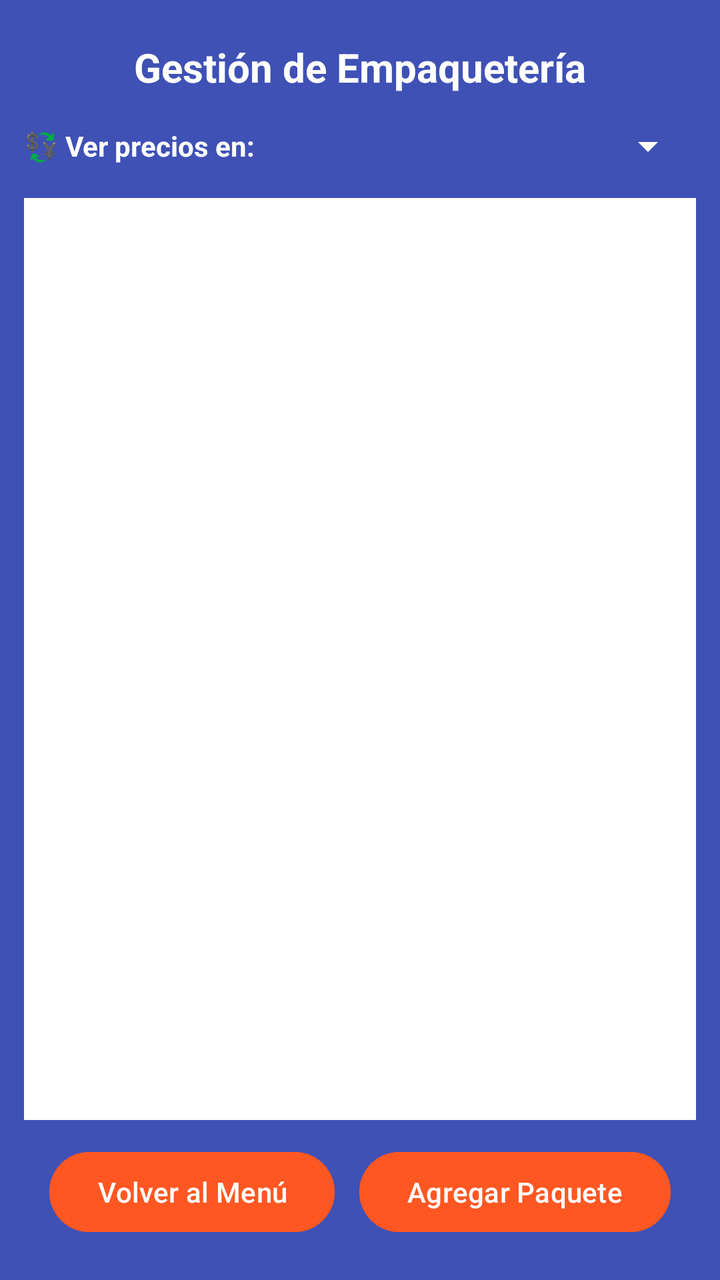
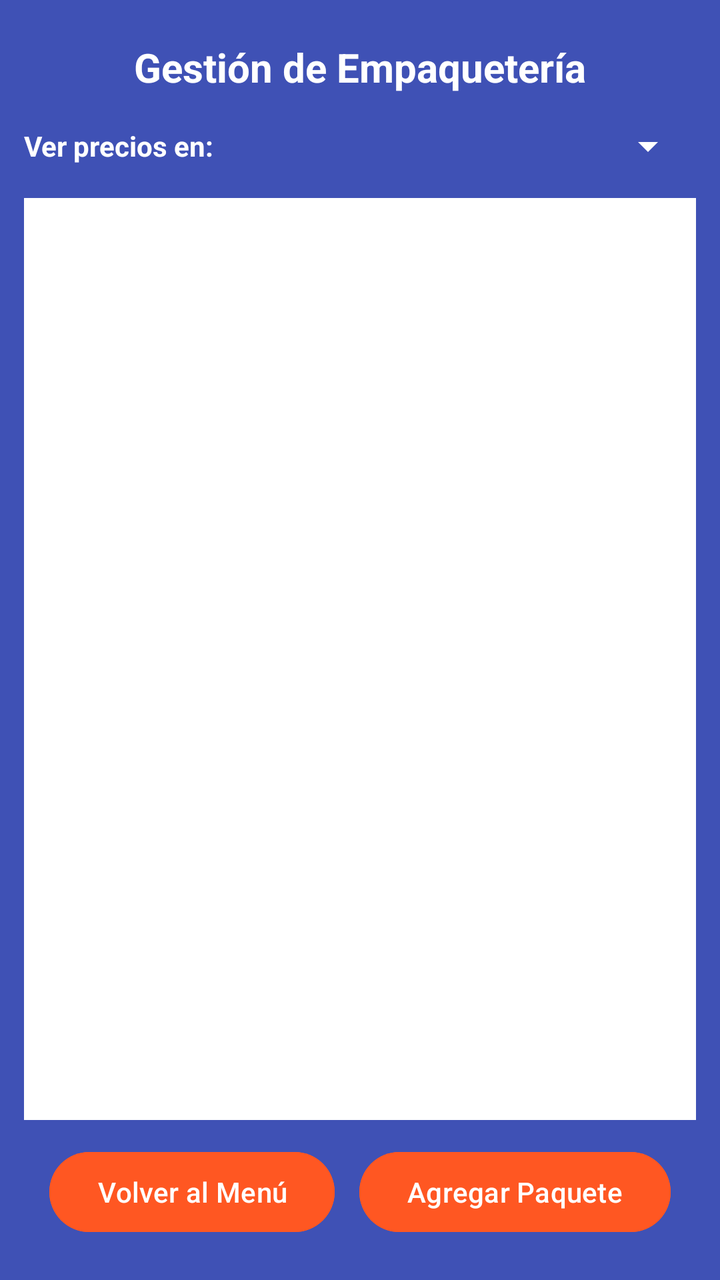

The first picture is an Android layout as it rendered before a commit; the second is the same layout after the commit. The layout source and the unified diff follow.
<!-- AndroidManifest.xml: application theme Theme.BoxFly -->
<!-- res/layout/activity_empaqueteria.xml -->
<?xml version="1.0" encoding="utf-8"?>
<androidx.constraintlayout.widget.ConstraintLayout xmlns:android="http://schemas.android.com/apk/res/android"
    xmlns:app="http://schemas.android.com/apk/res-auto"
    xmlns:tools="http://schemas.android.com/tools"
    android:id="@+id/main"
    android:layout_width="match_parent"
    android:layout_height="match_parent"
    android:background="#3F51B5"
    android:padding="12dp"
    tools:context=".GestorEmpaqueteria">

    <TextView
        android:id="@+id/lblGestionEmpaqueteria"
        android:layout_width="wrap_content"
        android:layout_height="wrap_content"
        android:layout_marginTop="8dp"
        android:text="Gestión de Empaquetería"
        android:textColor="#FFFFFF"
        android:textSize="20sp"
        android:textStyle="bold"
        app:layout_constraintEnd_toEndOf="parent"
        app:layout_constraintStart_toStartOf="parent"
        app:layout_constraintTop_toTopOf="parent" />

    <LinearLayout
        android:id="@+id/layoutMonedaGlobal"
        android:layout_width="0dp"
        android:layout_height="wrap_content"
        android:layout_marginTop="6dp"
        android:gravity="center_vertical"
        android:orientation="horizontal"
        app:layout_constraintEnd_toEndOf="parent"
        app:layout_constraintStart_toStartOf="parent"
        app:layout_constraintTop_toBottomOf="@+id/lblGestionEmpaqueteria">

        <TextView
            android:layout_width="wrap_content"
            android:layout_height="wrap_content"
            android:text="💱 Ver precios en: "
            android:textColor="#FFFFFF"
            android:textSize="14sp"
            android:textStyle="bold" />

        <Spinner
            android:id="@+id/spnMonedaGlobal"
            android:layout_width="0dp"
            android:layout_height="40dp"
            android:layout_weight="1"
            android:backgroundTint="#FFFFFF"
            android:theme="@style/ThemeOverlay.AppCompat.Dark" />
    </LinearLayout>

    <androidx.recyclerview.widget.RecyclerView
        android:id="@+id/rvEmpaqueteria"
        android:layout_width="0dp"
        android:layout_height="0dp"
        android:layout_marginTop="6dp"
        android:layout_marginBottom="12dp"
        android:background="#FFFFFF"
        app:layout_constraintBottom_toTopOf="@+id/btnAgregarPaquete"
        app:layout_constraintEnd_toEndOf="parent"
        app:layout_constraintStart_toStartOf="parent"
        app:layout_constraintTop_toBottomOf="@+id/layoutMonedaGlobal" />

    <Button
        android:id="@+id/btnAgregarPaquete"
        android:layout_width="wrap_content"
        android:layout_height="wrap_content"
        android:layout_marginBottom="8dp"
        android:backgroundTint="#FF5722"
        android:text="Agregar Paquete"
        app:layout_constraintBottom_toBottomOf="parent"
        app:layout_constraintEnd_toEndOf="parent"
        app:layout_constraintStart_toEndOf="@+id/btnVolver" />

    <Button
        android:id="@+id/btnVolver"
        android:layout_width="wrap_content"
        android:layout_height="wrap_content"
        android:layout_marginBottom="8dp"
        android:backgroundTint="#FF5722"
        android:text="Volver al Menú"
        app:layout_constraintBottom_toBottomOf="parent"
        app:layout_constraintEnd_toStartOf="@+id/btnAgregarPaquete"
        app:layout_constraintStart_toStartOf="parent" />
</androidx.constraintlayout.widget.ConstraintLayout>
<!-- resources referenced by this layout -->
<resources>
  <style name="Theme.BoxFly" parent="Base.Theme.BoxFly" />
  <style name="Base.Theme.BoxFly" parent="Theme.Material3.DayNight.NoActionBar">
          
          
      </style>
</resources>

<!-- the commit's change to res/layout/activity_empaqueteria.xml (unified diff, before → after) -->
@@ -36,7 +36,7 @@
         <TextView
             android:layout_width="wrap_content"
             android:layout_height="wrap_content"
-            android:text="💱 Ver precios en: "
+            android:text="Ver precios en: "
             android:textColor="#FFFFFF"
             android:textSize="14sp"
             android:textStyle="bold" />
